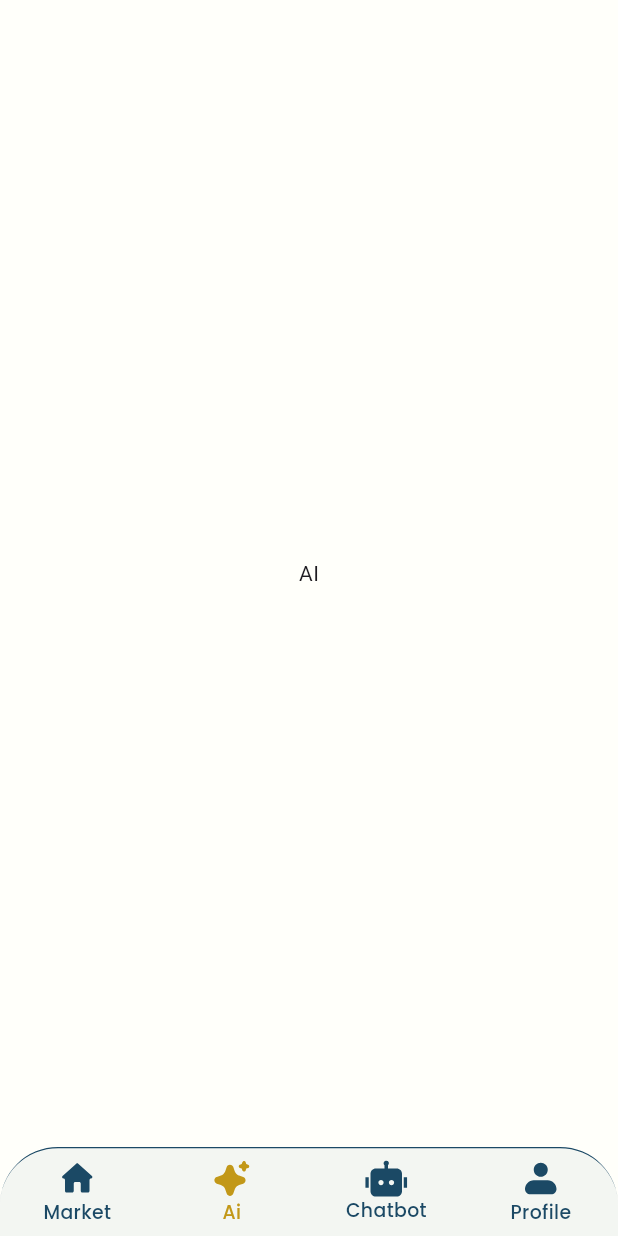
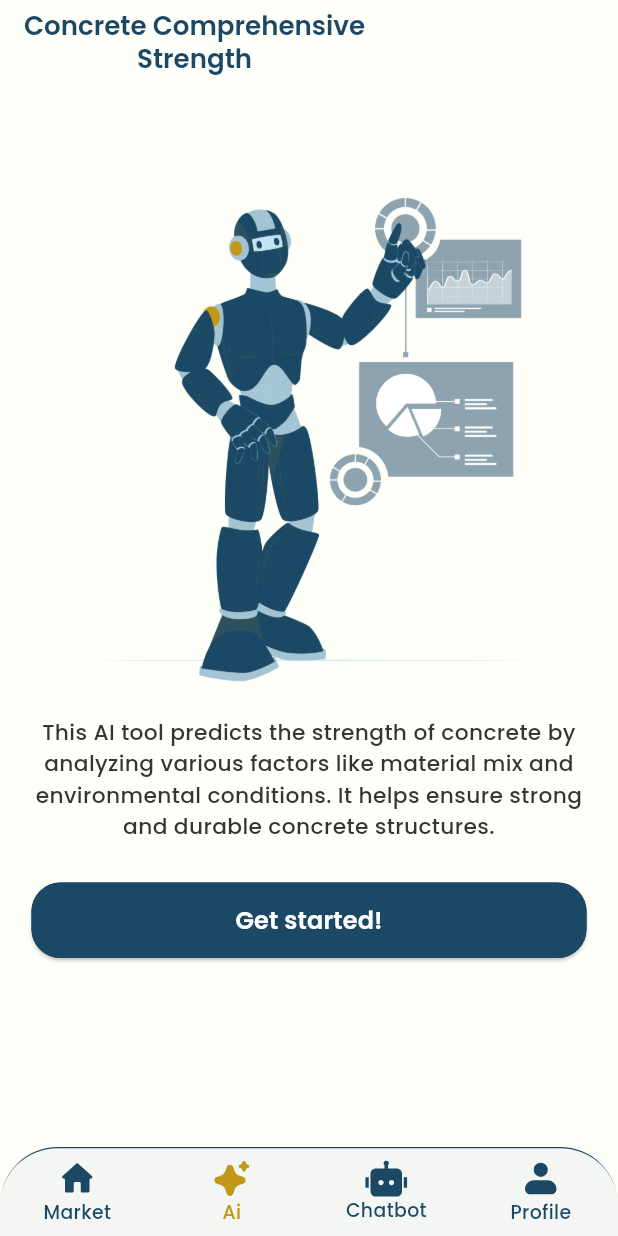
Before and after one commit to Concrete-Organization/SOLIDIFY, a Flutter app: the screen it shows after launch, item 2 of the bottom bar chosen, on a phone screen of 412 x 824 dp. Run offline on Flutter 3.47's test engine with Material 3 defaults, Android fonts, the light colour scheme and no system bars; our stand-ins replace dio, file_picker, flutter_bloc, flutter_screenutil, flutter_secure_storage, flutter_svg and 6 more; generated files the repository leaves out were written again; project files that could hold a hidden picture were left out.

Commit message:
Ai concrete UI

```diff
--- a/lib/core/routes/app_routes.dart
+++ b/lib/core/routes/app_routes.dart
@@ -1,4 +1,5 @@
 import 'package:flutter/material.dart';
+import 'package:solidify/features/concrete_strength_ai/ui/screens/concrete_strength_ai_page_view_builder.dart';
 import '../di/dependency_injection.dart';
 import 'package:flutter_bloc/flutter_bloc.dart';
 import 'package:solidify/core/routes/routes_name.dart';
@@ -85,7 +86,10 @@ class AppRoutes {
         return MaterialPageRoute(
           builder: (context) => const CompanyLayout(),
         );
-
+      case Routes.concreteStrengthScreens:
+        return MaterialPageRoute(
+          builder: (context) => const ConcreteStrengthAiPageViewBuilder(),
+        );
       default:
         return MaterialPageRoute(
           builder: (context) => Scaffold(
--- a/lib/core/routes/routes_name.dart
+++ b/lib/core/routes/routes_name.dart
@@ -11,4 +11,6 @@ class Routes {
   static const String concreteCompanyAccountScreen =
       'concreteCompanyAccountScreen';
   static const String companyLayout = 'companyLayout';
+  static const String concreteStrengthScreens = 'concreteStrengthScreens';
+
 }
--- a/lib/core/theming/text_styles.dart
+++ b/lib/core/theming/text_styles.dart
@@ -19,6 +19,11 @@ class TextStyles {
     fontSize: 12.sp,
     color: ColorsManager.mainBlue,
     fontWeight: FontWeightHelper.semiBold,
+  );
+  static TextStyle font12LightBlackMedium = GoogleFonts.poppins(
+    fontSize: 12.sp,
+    color: ColorsManager.lightBlack,
+    fontWeight: FontWeightHelper.medium,
   );
   static TextStyle font13MainBlueMedium = GoogleFonts.poppins(
     fontSize: 13.sp,
@@ -101,7 +106,11 @@ class TextStyles {
     color: ColorsManager.lightBlack,
     fontWeight: FontWeightHelper.semiBold,
   );
-
+  static TextStyle font15lightBlackMedium = GoogleFonts.poppins(
+    fontSize: 15.sp,
+    color: ColorsManager.lightBlack,
+    fontWeight: FontWeightHelper.medium,
+  );
   static TextStyle font16WhiteMedium = GoogleFonts.poppins(
     fontSize: 16.sp,
     color: ColorsManager.white,
--- a/lib/features/company_layout/company_layout.dart
+++ b/lib/features/company_layout/company_layout.dart
@@ -4,8 +4,8 @@ import 'package:solidify/core/theming/text_styles.dart';
 import 'package:solidify/core/theming/color_manger.dart';
 import 'package:flutter_screenutil/flutter_screenutil.dart';
 import 'package:solidify/features/chatbot/ui/chatbot_screen.dart';
+import 'package:solidify/features/concrete_strength_ai/ui/screens/concrete_strength_ai_screen.dart';
 import 'package:solidify/features/profile/ui/profile_screen.dart';
-import 'package:solidify/features/concrete_strength/ui/concrete_strength_screen.dart';
 import 'package:solidify/features/marketplace/ui/screens/marketplace/screens/marketplace_screen.dart';
 
 class CompanyLayout extends StatefulWidget {
@@ -19,7 +19,7 @@ class _AppLayoutState extends State<CompanyLayout> {
   int selectedIndex = 0;
   List<Widget> screens = [
     const MarketplaceScreen(),
-    const ConcreteStrengthScreen(),
+    const ConcreteStrengthAiScreen(),
     const ChatbotScreen(),
     const ProfileScreen(),
   ];
--- a/lib/features/concrete_strength/ui/concrete_strength_screen.dart
+++ /dev/null
@@ -1,14 +0,0 @@
-import 'package:flutter/material.dart';
-
-class ConcreteStrengthScreen extends StatelessWidget {
-  const ConcreteStrengthScreen({super.key});
-
-  @override
-  Widget build(BuildContext context) {
-    return const Scaffold(
-      body: Center(
-        child: Text('AI'),
-      ),
-    );
-  }
-}
--- /dev/null
+++ b/lib/features/concrete_strength_ai/ui/screens/concrete_strength_ai_screen.dart
@@ -0,0 +1,46 @@
+import 'package:flutter/material.dart';
+import 'package:flutter_screenutil/flutter_screenutil.dart';
+import 'package:solidify/core/helpers/extensions.dart';
+import 'package:solidify/core/helpers/spacing.dart';
+import 'package:solidify/core/routes/routes_name.dart';
+import 'package:solidify/core/theming/text_styles.dart';
+import 'package:solidify/core/widgets/app_text_button.dart';
+
+class ConcreteStrengthAiScreen extends StatelessWidget {
+  const ConcreteStrengthAiScreen({super.key});
+
+  @override
+  Widget build(BuildContext context) {
+    return Scaffold(
+      appBar: AppBar(
+        title: Text(
+          'Concrete Comprehensive\nStrength',
+          style: TextStyles.font18MainSemiBold,
+          textAlign: TextAlign.center,
+        ),
+      ),
+      body: Padding(
+        padding: EdgeInsets.symmetric(horizontal: 20.w),
+        child: Column(
+          children: [
+            verticalSpace(41),
+            Image.asset('assets/images/ai_concrete.png'),
+            verticalSpace(13),
+            Text(
+              'This AI tool predicts the strength of concrete by analyzing various factors like material mix and environmental conditions. It helps ensure strong and durable concrete structures.',
+              style: TextStyles.font15lightBlackMedium,
+              textAlign: TextAlign.center,
+            ),
+            verticalSpace(27),
+            AppTextButton(
+              onPressed: () {
+                context.pushNamed(Routes.concreteStrengthScreens);
+              },
+              textButton: 'Get started!',
+            )
+          ],
+        ),
+      ),
+    );
+  }
+}
--- a/lib/solidify.dart
+++ b/lib/solidify.dart
@@ -24,6 +24,9 @@ class SolidifyApp extends StatelessWidget {
           primaryColor: ColorsManager.mainBlue,
           scaffoldBackgroundColor: ColorsManager.scaffoldBackground,
           appBarTheme: const AppBarTheme(
+            iconTheme: IconThemeData(
+              color: ColorsManager.mainBlue,
+            ),
             scrolledUnderElevation: 0,
             backgroundColor: ColorsManager.scaffoldBackground,
           ),
```
Also changed, not shown: lib/features/concrete_strength_ai/ui/screens/concrete_strength_ai_page_view_builder.dart (added, +129 -0 lines), lib/features/concrete_strength_ai/ui/widgets/build_question_spans.dart (added, +31 -0 lines), lib/features/concrete_strength_ai/ui/widgets/question_item.dart (added, +72 -0 lines), assets/images/ai_concrete.png (added).
